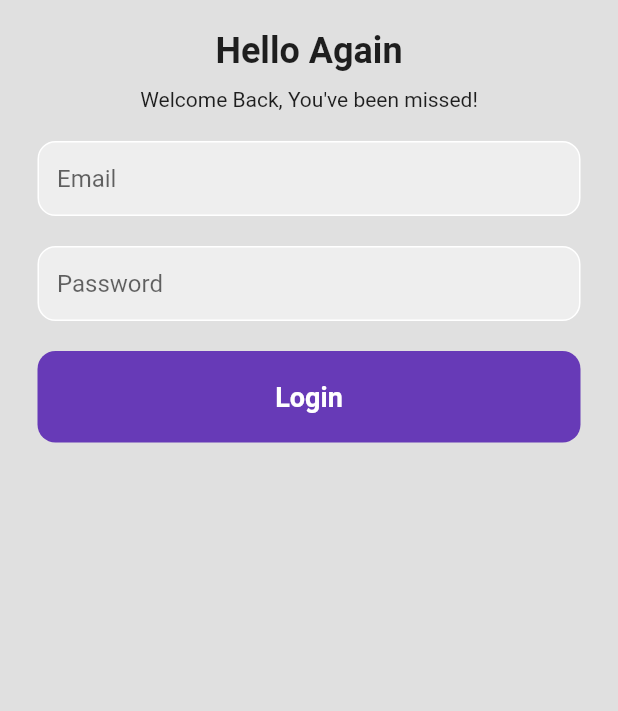
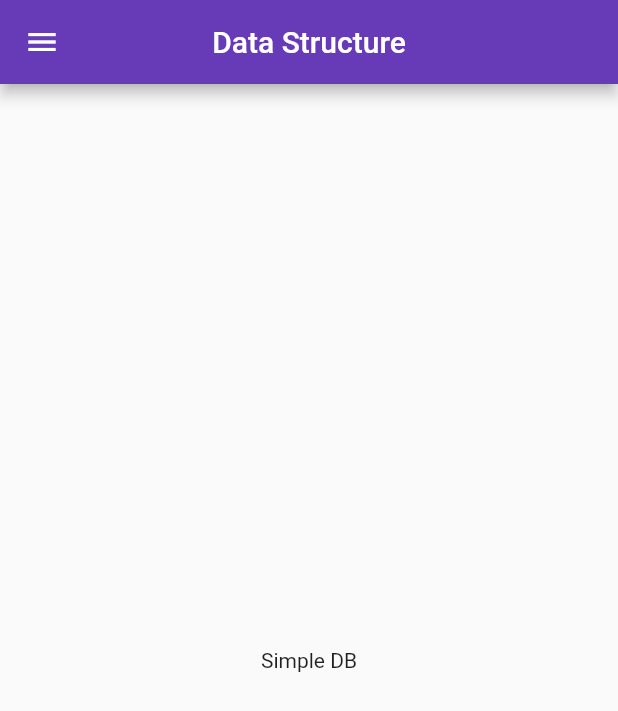
Before and after one commit to rajeabhilash/Drushya, a Flutter app: the screen it shows after launch, on a phone screen of 412 x 824 dp. Shown: the top 711 px of the screen. Run offline on Flutter 3.47's test engine with Material 2 defaults, Android fonts, the phone set to English and light mode, and no system bars; our stand-ins replace google_fonts, motion_tab_bar_v2.

Commit message:
D3 U2 Data Structure Added - Data Structure Practise will be done here.

```diff
--- /dev/null
+++ b/lib/DataStructure/SimpleDS.dart
@@ -0,0 +1,36 @@
+import 'package:flutter/material.dart';
+
+class SimpleDS extends StatelessWidget {
+  SimpleDS({Key? key}) : super(key: key);
+
+  final GlobalKey<ScaffoldState> _key = GlobalKey();
+
+  @override
+  Widget build(BuildContext context) {
+    return Scaffold(
+      key: _key,
+      appBar: AppBar(
+        leading: Builder(
+          builder: (BuildContext context) {
+            return IconButton(
+              icon: const Icon(Icons.menu),
+              onPressed: () {
+                Scaffold.of(context).openDrawer();
+              },
+              tooltip: MaterialLocalizations.of(context).openAppDrawerTooltip,
+            );
+          },
+        ),
+        centerTitle: true,
+        title: Text("Data Structure"),
+      ),
+      drawer: Drawer(),
+      body: Center(
+        child: GestureDetector(
+          onTap: ()=> _key.currentState!.openDrawer(),
+          child: Text("Simple DB"),
+        ),
+      ),
+    );
+  }
+}
--- a/lib/Firebase/login.dart
+++ b/lib/Firebase/login.dart
@@ -1,4 +1,5 @@
 import 'package:flutter/material.dart';
+import 'package:google_fonts/google_fonts.dart';
 
 class LoginPage extends StatefulWidget {
   const LoginPage({Key? key}) : super(key: key);
@@ -8,61 +9,106 @@ class LoginPage extends StatefulWidget {
 }
 
 class _LoginPageState extends State<LoginPage> {
+  final _emailController = TextEditingController();
+  final _passwordController = TextEditingController();
+
+  signIn() {
+    if (_emailController.text == 'admin@rajeabhilash.com' && _passwordController.text == 'One@123' ) {
+      ScaffoldMessenger.of(context).showSnackBar(const SnackBar( content: Text('Login Successfull.! Taking to Dashboard.,.')));
+    }
+    else{
+      ScaffoldMessenger.of(context).showSnackBar(const SnackBar( content: Text('Login Failed, Please Check Credentials.!')));
+    }
+  }
+
+  @override
+  void dispose() {
+    super.dispose();
+    _emailController.dispose();
+    _passwordController.dispose();
+  }
+
   @override
   Widget build(BuildContext context) {
     return Scaffold(
       backgroundColor: Colors.grey[300],
       body: SafeArea(
         child: Center(
+          child: SingleChildScrollView(
+            physics: const NeverScrollableScrollPhysics(),
             child: Column(
+              mainAxisAlignment: MainAxisAlignment.center,
               children: <Widget>[
-              const SizedBox(height: 20),
-              const Text(
-                "Hello Again",
-                style: TextStyle(fontWeight: FontWeight.bold, fontSize: 24),
+                // Title Logo
+                Icon(Icons.account_balance_sharp,
+                    size: 130, color: Colors.deepPurple),
+                const SizedBox(height: 90),
+
+                // Greetings
+                Text(
+                  "Hello Again.!",
+                  style: GoogleFonts.exo(
+                      fontWeight: FontWeight.bold, fontSize: 35),
                 ),
-              const SizedBox(height: 10),
-              const Text(
+                const SizedBox(height: 8),
+
+                //Slogan Kind of thing
+                Text(
                   'Welcome Back, You\'ve been missed!',
+                  style: GoogleFonts.exo(fontSize: 20),
                 ),
-              const SizedBox(height: 20),
+                const SizedBox(height: 70),
+
+                // Email Field
                 Padding(
-                padding: const EdgeInsets.symmetric(horizontal: 25.0),
-                child: Container(
-                  decoration: BoxDecoration(
-                      color: Colors.grey[200],
-                      border: Border.all(color: Colors.white),
-                      borderRadius: BorderRadius.circular(12.0)),
-                  child: Padding(
-                    padding: EdgeInsets.symmetric(horizontal: 12),
+                  padding: EdgeInsets.symmetric(horizontal: 25),
                   child: TextField(
+                    controller: _emailController,
+                    cursorColor: Colors.deepPurple,
                     decoration: InputDecoration(
-                          border: InputBorder.none, hintText: "Email"),
+                      contentPadding:
+                          EdgeInsets.symmetric(vertical: 25, horizontal: 20),
+                      border: InputBorder.none,
+                      enabledBorder: OutlineInputBorder(
+                          borderSide: BorderSide(color: Colors.white),
+                          borderRadius: BorderRadius.circular(12)),
+                      focusedBorder: OutlineInputBorder(
+                          borderSide: BorderSide(color: Colors.deepPurple),
+                          borderRadius: BorderRadius.circular(12)),
+                      hintText: "Email",
                     ),
                   ),
                 ),
-              ),
-              const SizedBox(height: 20),
+
+                const SizedBox(height: 18),
+
+                // Password Field
                 Padding(
-                padding: const EdgeInsets.symmetric(horizontal: 25.0),
-                child: Container(
-                  decoration: BoxDecoration(
-                      color: Colors.grey[200],
-                      border: Border.all(color: Colors.white),
-                      borderRadius: BorderRadius.circular(12.0)),
-                  child: const Padding(
-                    padding: EdgeInsets.symmetric(horizontal: 12),
+                  padding: EdgeInsets.symmetric(horizontal: 25),
                   child: TextField(
+                    controller: _passwordController,
                     obscureText: true,
+                    cursorColor: Colors.deepPurple,
                     decoration: InputDecoration(
-                          border: InputBorder.none, hintText: "Password"),
+                        contentPadding:
+                            EdgeInsets.symmetric(vertical: 25, horizontal: 20),
+                        enabledBorder: OutlineInputBorder(
+                            borderSide: BorderSide(color: Colors.white),
+                            borderRadius: BorderRadius.circular(12)),
+                        focusedBorder: OutlineInputBorder(
+                            borderSide: BorderSide(color: Colors.deepPurple),
+                            borderRadius: BorderRadius.circular(12)),
+                        border: InputBorder.none,
+                        hintText: "Password"),
                   ),
                 ),
-                ),
-              ),
-              const SizedBox(height: 20),
+                const SizedBox(height: 18),
+
+                //Login  button
                 Padding(
                   padding: EdgeInsets.symmetric(horizontal: 25),
+                  child: GestureDetector(
+                    onTap: signIn,
                     child: Container(
                       padding: EdgeInsets.all(20),
                       decoration: BoxDecoration(
@@ -71,15 +117,30 @@ class _LoginPageState extends State<LoginPage> {
                       child: Center(
                         child: Text(
                           "Login",
-                      style: TextStyle(
+                          style: GoogleFonts.exo(
                               color: Colors.white,
                               fontWeight: FontWeight.bold,
-                          fontSize: 18),
+                              fontSize: 22),
                         ),
                       ),
                     ),
+                  ),
+                ),
+                const SizedBox(height: 25),
+
+                Row(
+                  mainAxisAlignment: MainAxisAlignment.center,
+                  children: [
+                    Text("Not a member.?"),
+                    Text(
+                      " Register Now",
+                      style: TextStyle(
+                          color: Colors.blue, fontWeight: FontWeight.bold),
+                    ),
+                  ],
                 )
               ],
+            ),
           ),
         ),
       ),
--- a/lib/main.dart
+++ b/lib/main.dart
@@ -1,7 +1,9 @@
-import 'package:Drushya/Firebase/login.dart';
+import 'package:Drushya/DataStructure/SimpleDS.dart';
 import 'package:flutter/material.dart';
 
-void main() {
+void main() async {
+  // WidgetsFlutterBinding.ensureInitialized();
+  // await Firebase.initializeApp();
   runApp(const StartDrushya());
 }
 
@@ -10,10 +12,13 @@ class StartDrushya extends StatelessWidget {
 
   @override
   Widget build(BuildContext context) {
-    return const MaterialApp(
+    return MaterialApp(
       title: "Drushya App",
+      theme: ThemeData(
+        primarySwatch: Colors.deepPurple,
+      ),
       debugShowCheckedModeBanner: false,
-      home: LoginPage()
+      home: SimpleDS()
     );
   }
 }
--- a/pubspec.yaml
+++ b/pubspec.yaml
@@ -38,6 +38,7 @@ dependencies:
   cupertino_icons: ^1.0.2
   motion_tab_bar_v2: ^0.2.3
   firebase_auth: ^4.2.3
+  google_fonts: ^3.0.1
 
 dev_dependencies:
   flutter_test:
```
Also changed, not shown: pubspec.lock, 1 other file. Lines whose indentation alone changed are shown as unchanged.
